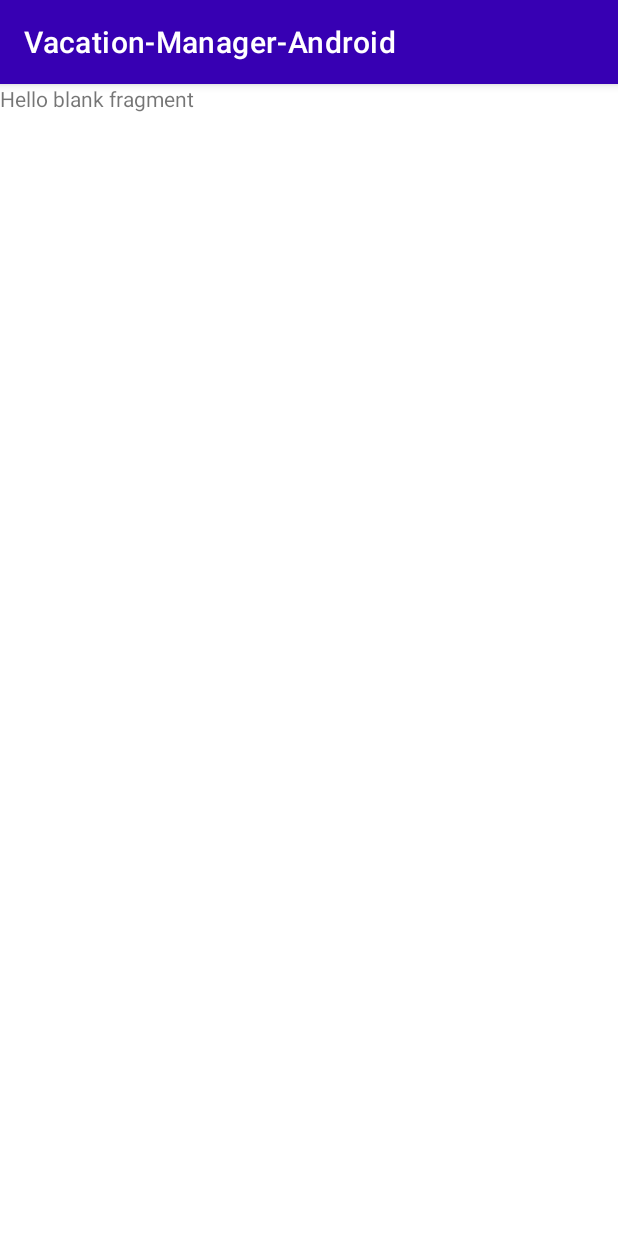
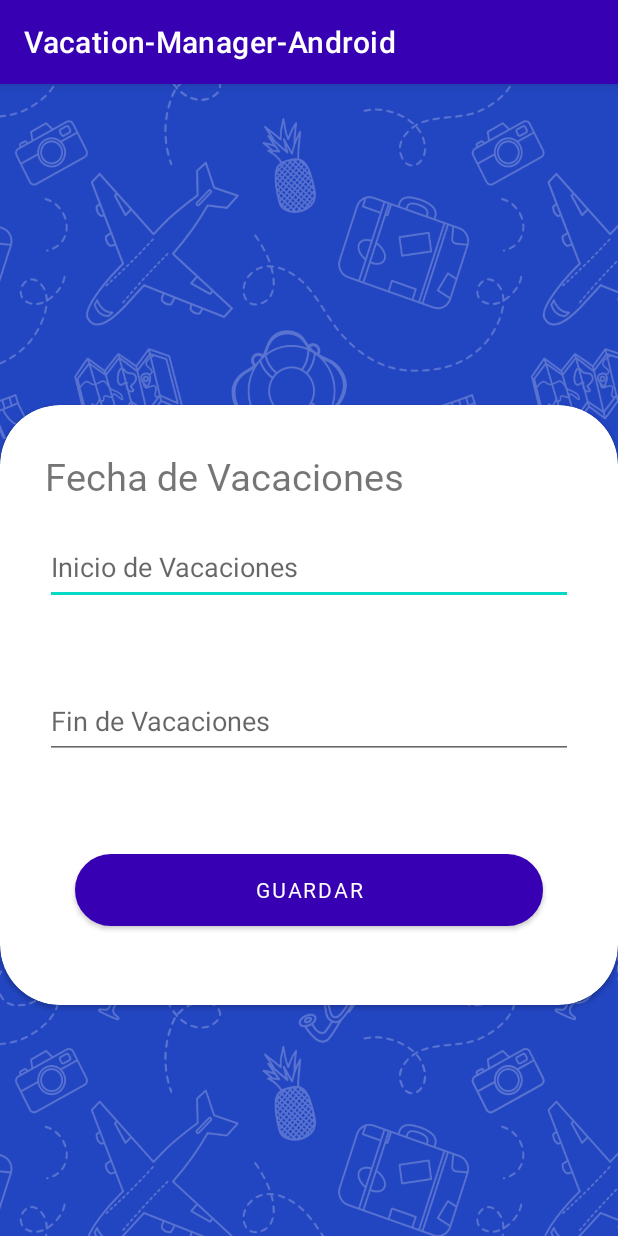
Before and after one commit to EduardoVicente1/Vacation-Manager-Android, an Android app: the fragment SetDateFragment shown on its own in the app's theme, on a phone screen of 412 x 824 dp. Run offline under Robolectric (Android 15) with nearby library versions, the phone set to English and light mode, and no system bars.

Commit message:
fragment de configuracion de fechas de vacaciones creado

```diff
--- a/app/src/main/java/com/example/vacation_manager_android/Fragments/PendingsFragment.kt
+++ b/app/src/main/java/com/example/vacation_manager_android/Fragments/PendingsFragment.kt
@@ -71,15 +71,16 @@ class PendingsFragment : Fragment() {
 
             object : Callback<WorkersGetResponse> {
                 override fun onResponse(call: Call<WorkersGetResponse>, response: Response<WorkersGetResponse>) {
-                    Log.d("RESPONSE", response.body().toString())
+                    Log.d("GetRESPONSE", response.body().toString())
 
                     if(response.body() != null) {
                         allWorkersList = response.body()
 
                         filteredWorkersList = allWorkersList?.data?.filter {
-                            it?.attributes?.emailSended == true
+                            it?.attributes?.emailSended == false
                         }
                     }
+                    Log.d("GetRESPONSE", filteredWorkersList.toString())
 
                     pendingWorkersAdapter = PendingWorkersAdapter(filteredWorkersList){
                         workerData, action ->
@@ -103,11 +104,43 @@ class PendingsFragment : Fragment() {
 
     private fun editVacation(workerData: WorkersGetResponse.Data?) {
         Log.d("Button", "editVacation")
-
+        activity?.supportFragmentManager?.popBackStack()
+        activity?.supportFragmentManager?.beginTransaction()
+            ?.replace(R.id.contiene_Fragments, SetDateFragment.newInstance("", ""))
+            ?.addToBackStack(null)
+            ?.commit()
     }
 
     private fun rejectVacation(workerData: WorkersGetResponse.Data?) {
         Log.d("Button", "rejectVacation")
+        var newWorkerData = WorkerPutRequest(WorkerPutRequest.Data(null,null,null,null,null,null,null))
+        newWorkerData!!.data!!.emailSended = false
+        newWorkerData!!.data!!.endDate = workerData!!.attributes!!.endDate
+        newWorkerData!!.data!!.onVacation = false
+        newWorkerData!!.data!!.startDate = workerData!!.attributes!!.startDate
+        newWorkerData!!.data!!.workMail = workerData!!.attributes!!.workMail
+        newWorkerData!!.data!!.workTeam = workerData!!.attributes!!.workTeam
+        newWorkerData!!.data!!.workerName = workerData!!.attributes!!.workerName
+        Log.d("newWorkerData",newWorkerData.toString())
+
+        retroFitConnection = RetrofitClient.getInstance()
+        retroFitConnection.updateWorker(workerData.id.toString(), newWorkerData).enqueue(
+
+            object : Callback<Any> {
+                override fun onResponse(
+                    call: Call<Any>,
+                    response: Response<Any>
+                ) {
+                    if(response.body() != null) {
+                        Log.d("RESPONSE", response.body().toString())
+                    }
+                }
+
+                override fun onFailure(call: Call<Any>, t: Throwable) {
+                    Log.d("Error", t.toString())
+                }
+            }
+        )
     }
 
     private fun acceptVacation(workerData: WorkersGetResponse.Data?) {
@@ -138,14 +171,6 @@ class PendingsFragment : Fragment() {
                 override fun onFailure(call: Call<Any>, t: Throwable) {
                     Log.d("Error", t.toString())
                 }
-//                override fun onResponse(call: Call<WorkerPutRequest>, response: Response<WorkerPutRequest>) {
-//                    if(response.body() != null) {
-//                        Log.d("RESPONSE", response.body().toString())
-//                    }
-//                }
-//                override fun onFailure(call: Call<WorkerPutRequest>, t: Throwable) {
-//                    Log.d("Error", t.toString())
-//                }
             }
         )
     }
--- a/app/src/main/res/layout/fragment_set_date.xml
+++ b/app/src/main/res/layout/fragment_set_date.xml
@@ -1,14 +1,94 @@
 <?xml version="1.0" encoding="utf-8"?>
-<FrameLayout xmlns:android="http://schemas.android.com/apk/res/android"
+<androidx.constraintlayout.widget.ConstraintLayout xmlns:android="http://schemas.android.com/apk/res/android"
     xmlns:tools="http://schemas.android.com/tools"
     android:layout_width="match_parent"
     android:layout_height="match_parent"
-    tools:context=".Fragments.SetDateFragment">
+    xmlns:app="http://schemas.android.com/apk/res-auto"
+    tools:context=".Fragments.SetDateFragment"
+    android:background="@drawable/background_2">
 
-    <!-- TODO: Update blank fragment layout -->
-    <TextView
+    <androidx.cardview.widget.CardView
+        android:id="@+id/card_view_set_date"
         android:layout_width="match_parent"
-        android:layout_height="match_parent"
-        android:text="@string/hello_blank_fragment" />
+        android:layout_height="400dp"
+        android:layout_marginTop="60dp"
+        app:cardCornerRadius="40dp"
+        android:background="@color/white"
 
-</FrameLayout>
+        app:layout_constraintTop_toTopOf="parent"
+        app:layout_constraintBottom_toBottomOf="parent"
+        app:layout_constraintEnd_toEndOf="parent"
+        app:layout_constraintStart_toStartOf="parent">
+
+        <androidx.constraintlayout.widget.ConstraintLayout
+            android:id="@+id/constraint_set_date"
+            android:layout_width="match_parent"
+            android:layout_height="match_parent">
+
+            <TextView
+                android:id="@+id/title_text_view_set_date"
+                android:layout_width="wrap_content"
+                android:layout_height="wrap_content"
+                android:layout_marginStart="30dp"
+                android:layout_marginTop="30dp"
+                android:text="Fecha de Vacaciones"
+                android:fontFamily="@font/mplusrounded1cextrabold"
+                android:textSize="25dp"
+
+                app:layout_constraintStart_toStartOf="parent"
+                app:layout_constraintTop_toTopOf="parent" />
+
+            <EditText
+                android:id="@+id/start_set_date"
+                android:layout_width="match_parent"
+                android:layout_height="50dp"
+                android:layout_marginStart="30dp"
+                android:layout_marginTop="30dp"
+                android:layout_marginEnd="30dp"
+                android:hint="Inicio de Vacaciones"
+
+                app:layout_constraintTop_toTopOf="parent"
+                app:layout_constraintLeft_toLeftOf="parent"
+                app:layout_constraintRight_toRightOf="parent"
+                app:layout_constraintBottom_toTopOf="@id/finish_set_date"/>
+
+            <EditText
+                android:id="@+id/finish_set_date"
+                android:layout_width="match_parent"
+                android:layout_height="50dp"
+                android:layout_marginStart="30dp"
+                android:layout_marginEnd="30dp"
+                android:hint="Fin de Vacaciones"
+
+                app:layout_constraintTop_toBottomOf="@id/start_set_date"
+                app:layout_constraintLeft_toLeftOf="parent"
+                app:layout_constraintRight_toRightOf="parent"
+                app:layout_constraintBottom_toTopOf="@id/save_set_date"/>
+
+            <Button
+                android:id="@+id/save_set_date"
+                android:layout_width="match_parent"
+                android:layout_height="wrap_content"
+                android:layout_marginStart="50dp"
+                android:background="@drawable/borderedondo"
+                android:backgroundTint="#2245c1"
+                android:layout_marginEnd="50dp"
+                android:layout_marginTop="10dp"
+                android:text="Guardar"
+                android:textColor="@color/white"
+                android:fontFamily="@font/mplusrounded1cextrabold"
+
+                app:layout_constraintTop_toBottomOf="@id/finish_set_date"
+                app:layout_constraintLeft_toLeftOf="parent"
+                app:layout_constraintRight_toRightOf="parent"
+                app:layout_constraintBottom_toBottomOf="parent"/>
+
+        </androidx.constraintlayout.widget.ConstraintLayout>
+
+    </androidx.cardview.widget.CardView>
+
+
+
+
+
+</androidx.constraintlayout.widget.ConstraintLayout>
```
Also changed, not shown: app/src/main/java/com/example/vacation_manager_android/adapters/PendingWorkersAdapter.kt (+10 -0 lines).
